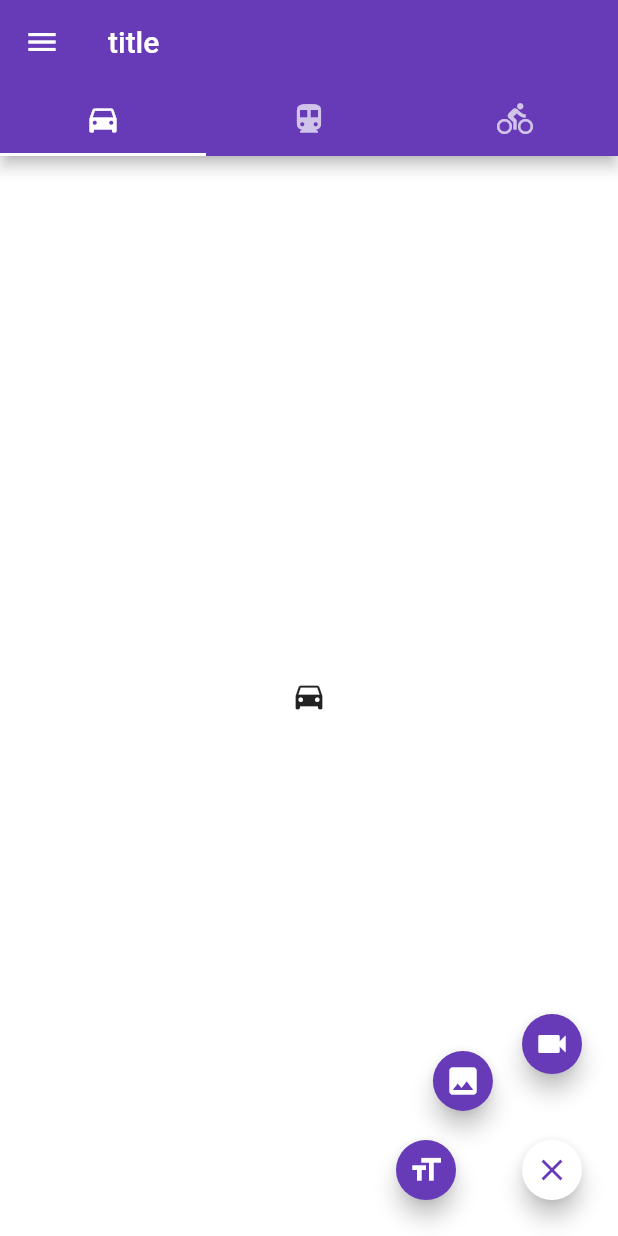
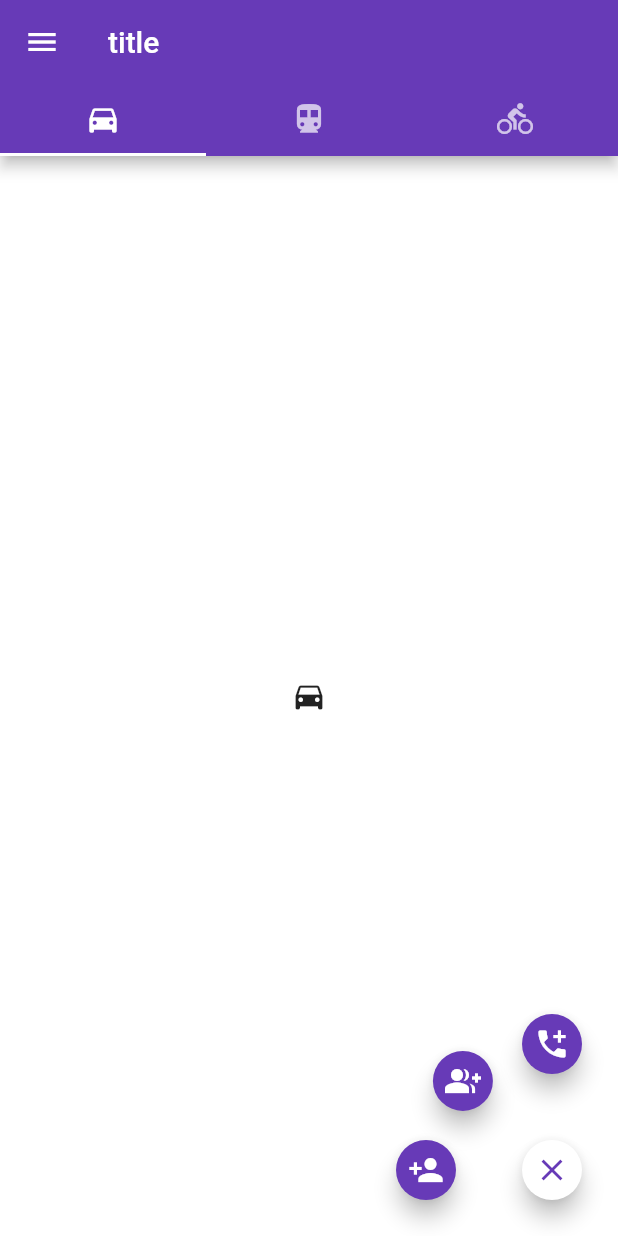
Before and after one commit to m-salmani78/messenger, a Flutter app: the screen it shows after launch, after a tap on the "close" icon, on a phone screen of 412 x 824 dp. Run offline on Flutter 3.47's test engine with Material 2 defaults, Android fonts, the light colour scheme and no system bars; our stand-ins replace image_picker.

Commit message:
create expandable fab

```diff
--- a/lib/screens/home_page/home.dart
+++ b/lib/screens/home_page/home.dart
@@ -29,15 +29,15 @@ class HomePage extends StatelessWidget {
         floatingActionButton: ExpandableFab(distance: 84, children: [
           ActionButton(
             onPressed: () => {},
-            icon: const Icon(Icons.format_size),
+            icon: const Icon(Icons.person_add),
           ),
           ActionButton(
             onPressed: () => {},
-            icon: const Icon(Icons.insert_photo),
+            icon: const Icon(Icons.group_add),
           ),
           ActionButton(
             onPressed: () => {},
-            icon: const Icon(Icons.videocam),
+            icon: const Icon(Icons.add_call),
           ),
         ]),
       ),
--- a/lib/screens/home_page/widgets/expandable_fab.dart
+++ b/lib/screens/home_page/widgets/expandable_fab.dart
@@ -129,7 +129,7 @@ class _ExpandableFabState extends State<ExpandableFab>
           duration: _duration,
           child: FloatingActionButton(
             onPressed: _toggle,
-            child: const Icon(Icons.create),
+            child: const Icon(Icons.add),
           ),
         ),
       ),
```
